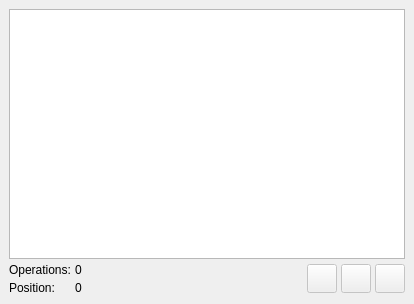
Above: libpgmodeler_ui/ui/operationlistwidget.ui from pgmodeler/pgmodeler before the change. Below: the same form after it.
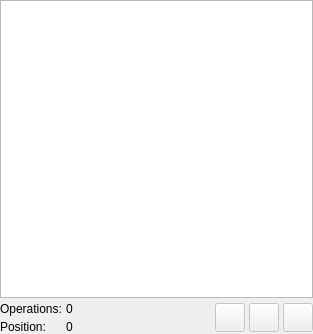
That is the form after the change. Icons and pictures are not drawn.

Commit message:
Major change on main window style.
Removed "Save widget positions" from configurations.

Main windows does not support fullscreen mode anymore.

Diff of the .ui file:
```diff
--- a/libpgmodeler_ui/ui/operationlistwidget.ui
+++ b/libpgmodeler_ui/ui/operationlistwidget.ui
@@ -1,7 +1,7 @@
 <?xml version="1.0" encoding="UTF-8"?>
 <ui version="4.0">
  <class>OperationListWidget</class>
- <widget class="QDockWidget" name="OperationListWidget">
+ <widget class="QWidget" name="OperationListWidget">
   <property name="enabled">
    <bool>true</bool>
   </property>
@@ -9,8 +9,8 @@
    <rect>
     <x>0</x>
     <y>0</y>
-    <width>414</width>
-    <height>304</height>
+    <width>313</width>
+    <height>334</height>
    </rect>
   </property>
   <property name="minimumSize">
@@ -21,24 +21,28 @@
   </property>
   <property name="maximumSize">
    <size>
-    <width>16777215</width>
-    <height>16777215</height>
+    <width>524287</width>
+    <height>524287</height>
    </size>
   </property>
-  <property name="windowIcon">
-   <iconset resource="../res/resources.qrc">
-    <normaloff>:/icones/icones/pgsqlModeler48x48.png</normaloff>:/icones/icones/pgsqlModeler48x48.png</iconset>
-  </property>
-  <property name="allowedAreas">
-   <set>Qt::AllDockWidgetAreas</set>
-  </property>
   <property name="windowTitle">
    <string>Executed Operations</string>
   </property>
-  <widget class="QWidget" name="dockWidgetContents">
-   <property name="enabled">
-    <bool>true</bool>
-   </property>
+  <property name="windowIcon">
+   <iconset resource="../res/resources.qrc">
+    <normaloff>:/icones/icones/pgsqlModeler48x48.png</normaloff>:/icones/icones/pgsqlModeler48x48.png</iconset>
+  </property>
+  <property name="styleSheet">
+   <string notr="true"/>
+  </property>
+  <layout class="QGridLayout" name="gridLayout_3">
+   <property name="margin">
+    <number>0</number>
+   </property>
+   <property name="spacing">
+    <number>6</number>
+   </property>
+   <item row="0" column="0">
    <layout class="QGridLayout" name="gridLayout_2">
     <property name="spacing">
      <number>4</number>
@@ -277,7 +281,8 @@
      </layout>
     </item>
    </layout>
-  </widget>
+   </item>
+  </layout>
  </widget>
  <resources>
   <include location="../res/resources.qrc"/>
```
Lines whose indentation alone changed are shown as unchanged. The commit also changes 27 other files.
